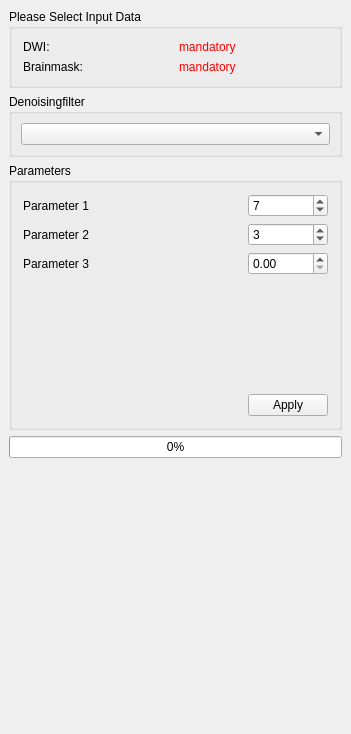
Old version of the form Plugins/org.mitk.gui.qt.diffusionimaging/src/internal/QmitkDenoisingViewControls.ui in the repository MITK/MITK.
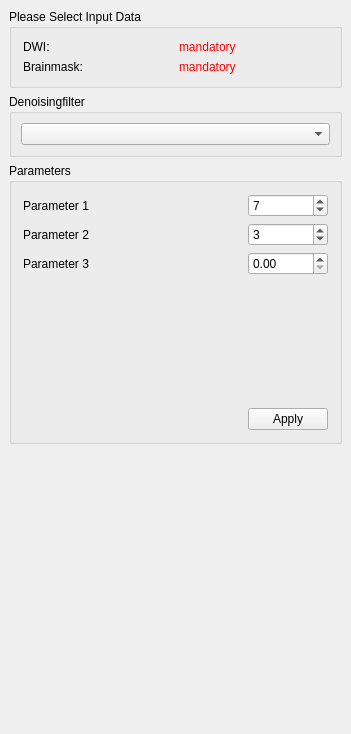
New version of the form.

Commit message: Activated usage of a progressbar while denoising. GUI does not freeze any more.

```diff
--- a/Plugins/org.mitk.gui.qt.diffusionimaging/src/internal/QmitkDenoisingViewControls.ui
+++ b/Plugins/org.mitk.gui.qt.diffusionimaging/src/internal/QmitkDenoisingViewControls.ui
@@ -167,13 +167,6 @@
      </layout>
     </widget>
    </item>
-   <item>
-    <widget class="QProgressBar" name="m_ProgressBar">
-     <property name="value">
-      <number>0</number>
-     </property>
-    </widget>
-   </item>
    <item>
     <spacer name="spacer1">
      <property name="orientation">
```
The commit also changes 4 other files.
